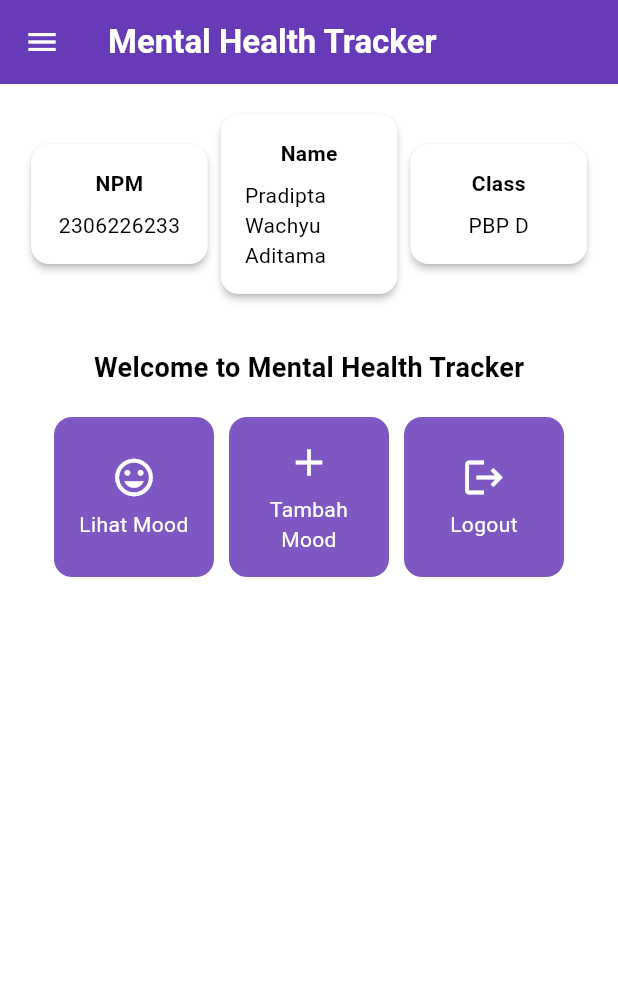
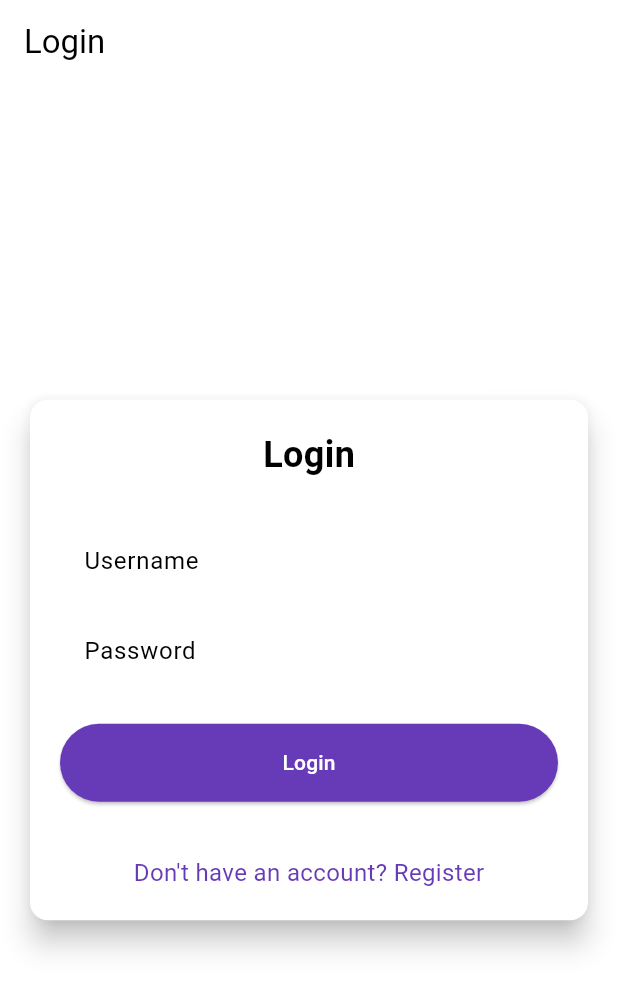
Before and after one commit to Whosmomo/mental-health-tracker-mobile, a Flutter app: the screen it shows after launch, on a phone screen of 412 x 824 dp. Shown: the top 991 px of the screen. Run offline on Flutter 3.47's test engine with Material 3 defaults, Android fonts, the phone set to English and light mode, and no system bars; missing offline and left inert: pbp_django_auth.

Commit message:
tutorial 8 selesai

```diff
--- a/lib/main.dart
+++ b/lib/main.dart
@@ -1,5 +1,9 @@
 import 'package:flutter/material.dart';
+import 'package:mental_health_tracker/screens/login.dart';
 import 'package:mental_health_tracker/screens/menu.dart';
+import 'package:pbp_django_auth/pbp_django_auth.dart';
+import 'package:provider/provider.dart';
+
 
 void main() {
   runApp(const MyApp());
@@ -10,14 +14,21 @@ class MyApp extends StatelessWidget {
 
   @override
   Widget build(BuildContext context) {
-    return MaterialApp(
-      title: 'Flutter Demo',
-      theme: ThemeData(
-        colorScheme: ColorScheme.fromSwatch(
-          primarySwatch: Colors.deepPurple,
-        ).copyWith(secondary: Colors.deepPurple[400]),
+    return Provider(
+      create: (_) {
+        CookieRequest request = CookieRequest();
+        return request;
+      },
+      child: MaterialApp(
+        title: 'Mental Health Tracker',
+        theme: ThemeData(
+          useMaterial3: true,
+          colorScheme: ColorScheme.fromSwatch(
+            primarySwatch: Colors.deepPurple,
+          ).copyWith(secondary: Colors.deepPurple[400]),
+        ),
+        home: const LoginPage(),
       ),
-      home: MyHomePage(),
     );
   }
 }
--- /dev/null
+++ b/lib/screens/login.dart
@@ -0,0 +1,180 @@
+import 'package:mental_health_tracker/screens/menu.dart';
+import 'package:flutter/material.dart';
+import 'package:mental_health_tracker/screens/register.dart';
+import 'package:pbp_django_auth/pbp_django_auth.dart';
+import 'package:provider/provider.dart';
+
+void main() {
+  runApp(const LoginApp());
+}
+
+class LoginApp extends StatelessWidget {
+  const LoginApp({super.key});
+
+  @override
+  Widget build(BuildContext context) {
+    return MaterialApp(
+      title: 'Login',
+      theme: ThemeData(
+        useMaterial3: true,
+        colorScheme: ColorScheme.fromSwatch(
+          primarySwatch: Colors.deepPurple,
+        ).copyWith(secondary: Colors.deepPurple[400]),
+      ),
+      home: const LoginPage(),
+    );
+  }
+}
+
+class LoginPage extends StatefulWidget {
+  const LoginPage({super.key});
+
+  @override
+  State<LoginPage> createState() => _LoginPageState();
+}
+
+class _LoginPageState extends State<LoginPage> {
+  final TextEditingController _usernameController = TextEditingController();
+  final TextEditingController _passwordController = TextEditingController();
+
+  @override
+  Widget build(BuildContext context) {
+    final request = context.watch<CookieRequest>();
+
+    return Scaffold(
+      appBar: AppBar(
+        title: const Text('Login'),
+      ),
+      body: Center(
+        child: SingleChildScrollView(
+          padding: const EdgeInsets.all(16.0),
+          child: Card(
+            elevation: 8,
+            shape: RoundedRectangleBorder(
+              borderRadius: BorderRadius.circular(12.0),
+            ),
+            child: Padding(
+              padding: const EdgeInsets.all(20.0),
+              child: Column(
+                mainAxisSize: MainAxisSize.min,
+                children: [
+                  const Text(
+                    'Login',
+                    style: TextStyle(
+                      fontSize: 24.0,
+                      fontWeight: FontWeight.bold,
+                    ),
+                  ),
+                  const SizedBox(height: 30.0),
+                  TextField(
+                    controller: _usernameController,
+                    decoration: const InputDecoration(
+                      labelText: 'Username',
+                      hintText: 'Enter your username',
+                      border: OutlineInputBorder(
+                        borderRadius: BorderRadius.all(Radius.circular(12.0)),
+                      ),
+                      contentPadding:
+                          EdgeInsets.symmetric(horizontal: 12.0, vertical: 8.0),
+                    ),
+                  ),
+                  const SizedBox(height: 12.0),
+                  TextField(
+                    controller: _passwordController,
+                    decoration: const InputDecoration(
+                      labelText: 'Password',
+                      hintText: 'Enter your password',
+                      border: OutlineInputBorder(
+                        borderRadius: BorderRadius.all(Radius.circular(12.0)),
+                      ),
+                      contentPadding:
+                          EdgeInsets.symmetric(horizontal: 12.0, vertical: 8.0),
+                    ),
+                    obscureText: true,
+                  ),
+                  const SizedBox(height: 24.0),
+                  ElevatedButton(
+                    onPressed: () async {
+                      String username = _usernameController.text;
+                      String password = _passwordController.text;
+
+                      // Cek kredensial
+                      // Untuk menyambungkan Android emulator dengan Django pada localhost,
+                      // gunakan URL http://10.0.2.2/
+                      final response = await request
+                          .login("http://localhost:8000/auth/login/", {
+                        'username': username,
+                        'password': password,
+                      });
+
+                      if (request.loggedIn) {
+                        String message = response['message'];
+                        String uname = response['username'];
+                        if (context.mounted) {
+                          Navigator.pushReplacement(
+                            context,
+                            MaterialPageRoute(
+                                builder: (context) => MyHomePage()),
+                          );
+                          ScaffoldMessenger.of(context)
+                            ..hideCurrentSnackBar()
+                            ..showSnackBar(
+                              SnackBar(
+                                  content:
+                                      Text("$message Selamat datang, $uname.")),
+                            );
+                        }
+                      } else {
+                        if (context.mounted) {
+                          showDialog(
+                            context: context,
+                            builder: (context) => AlertDialog(
+                              title: const Text('Login Gagal'),
+                              content: Text(response['message']),
+                              actions: [
+                                TextButton(
+                                  child: const Text('OK'),
+                                  onPressed: () {
+                                    Navigator.pop(context);
+                                  },
+                                ),
+                              ],
+                            ),
+                          );
+                        }
+                      }
+                    },
+                    style: ElevatedButton.styleFrom(
+                      foregroundColor: Colors.white,
+                      minimumSize: Size(double.infinity, 50),
+                      backgroundColor: Theme.of(context).colorScheme.primary,
+                      padding: const EdgeInsets.symmetric(vertical: 16.0),
+                    ),
+                    child: const Text('Login'),
+                  ),
+                  const SizedBox(height: 36.0),
+                  GestureDetector(
+                    onTap: () {
+                      Navigator.push(
+                        context,
+                        MaterialPageRoute(
+                            builder: (context) => const RegisterPage()),
+                      );
+                    },
+                    child: Text(
+                      'Don\'t have an account? Register',
+                      style: TextStyle(
+                        color: Theme.of(context).colorScheme.primary,
+                        fontSize: 16.0,
+                      ),
+                    ),
+                  ),
+                ],
+              ),
+            ),
+          ),
+        ),
+      ),
+    );
+  }
+}
--- a/pubspec.yaml
+++ b/pubspec.yaml
@@ -35,6 +35,9 @@ dependencies:
   # The following adds the Cupertino Icons font to your application.
   # Use with the CupertinoIcons class for iOS style icons.
   cupertino_icons: ^1.0.8
+  provider: ^6.1.2
+  pbp_django_auth: ^0.4.0
+  http: ^1.2.2
 
 dev_dependencies:
   flutter_test:
```
Also changed, not shown: lib/models/mood_entry.dart (added, +65 -0 lines), lib/screens/list_moodentry.dart (added, +89 -0 lines), lib/screens/moodentry_form.dart (+37 -31 lines), lib/screens/register.dart (added, +165 -0 lines), lib/widgets/left_drawer.dart (+12 -0 lines), lib/widgets/mood_card.dart (+34 -1 lines), pubspec.lock, 2 other files.
